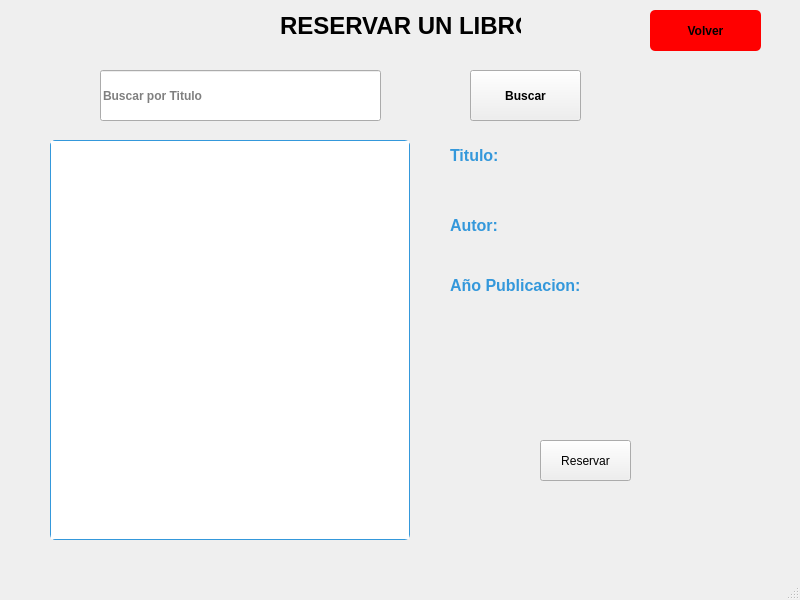
Before: the Qt Designer form plantillas/paginaReservar.ui in c4rlos-m/proyecto, drawn with Qt 5.
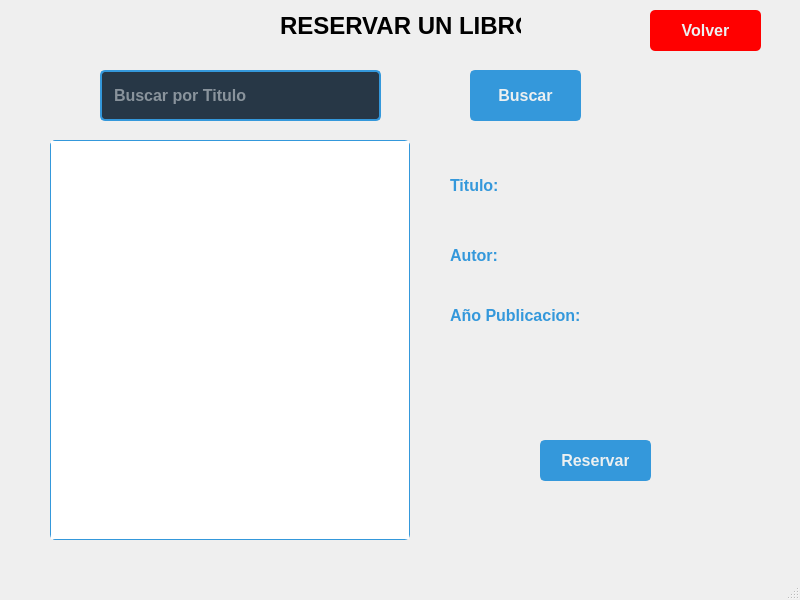
After: the same form once the commit is applied.

The edit to the form file:
```diff
--- a/plantillas/paginaReservar.ui
+++ b/plantillas/paginaReservar.ui
@@ -13,6 +13,29 @@
   <property name="windowTitle">
    <string>MainWindow</string>
   </property>
+  <property name="styleSheet">
+   <string notr="true">/* Estilos para QLineEdit */
+QLineEdit {
+    background-color: #273746; /* Fondo azul oscuro */
+    color: #ECF0F1; /* Texto blanco */
+    border: 2px solid #3498DB; /* Borde azul */
+    border-radius: 5px;
+    padding: 10px;
+    font-size: 16px; /* Tamaño de letra */
+    text-align: center; /* Texto centrado */
+}
+
+/* Estilos para QPushButton */
+QPushButton {
+    background-color: #3498DB; /* Fondo azul */
+    color: #ECF0F1; /* Texto blanco */
+    border: 2px solid #3498DB; /* Borde azul */
+    border-radius: 5px;
+    padding: 10px 20px; /* Ajuste del padding */
+    font-size: 16px; /* Tamaño de letra */
+    text-align: center; /* Texto centrado */
+}</string>
+  </property>
   <widget class="QWidget" name="centralwidget">
    <widget class="QPushButton" name="logoutButton">
     <property name="geometry">
@@ -25,6 +48,7 @@
     </property>
     <property name="font">
      <font>
+      <pointsize>-1</pointsize>
       <bold>true</bold>
       <underline>false</underline>
       <strikeout>false</strikeout>
@@ -44,7 +68,7 @@
     <property name="geometry">
      <rect>
       <x>450</x>
-      <y>270</y>
+      <y>300</y>
       <width>221</width>
       <height>31</height>
      </rect>
@@ -69,7 +93,7 @@
     <property name="geometry">
      <rect>
       <x>450</x>
-      <y>240</y>
+      <y>270</y>
       <width>181</width>
       <height>31</height>
      </rect>
@@ -110,7 +134,7 @@
     <property name="geometry">
      <rect>
       <x>450</x>
-      <y>300</y>
+      <y>330</y>
       <width>221</width>
       <height>31</height>
      </rect>
@@ -139,6 +163,7 @@
     </property>
     <property name="font">
      <font>
+      <pointsize>-1</pointsize>
       <bold>true</bold>
      </font>
     </property>
@@ -157,6 +182,7 @@
     </property>
     <property name="font">
      <font>
+      <pointsize>-1</pointsize>
       <bold>true</bold>
      </font>
     </property>
@@ -168,7 +194,7 @@
     <property name="geometry">
      <rect>
       <x>450</x>
-      <y>140</y>
+      <y>170</y>
       <width>51</width>
       <height>31</height>
      </rect>
@@ -193,7 +219,7 @@
     <property name="geometry">
      <rect>
       <x>450</x>
-      <y>210</y>
+      <y>240</y>
       <width>51</width>
       <height>31</height>
      </rect>
@@ -237,7 +263,7 @@
     <property name="geometry">
      <rect>
       <x>450</x>
-      <y>170</y>
+      <y>200</y>
       <width>181</width>
       <height>31</height>
      </rect>
@@ -260,13 +286,14 @@
      <rect>
       <x>450</x>
       <y>370</y>
-      <width>281</width>
+      <width>301</width>
       <height>31</height>
      </rect>
     </property>
     <property name="font">
      <font>
-      <pointsize>20</pointsize>
+      <pointsize>18</pointsize>
+      <bold>true</bold>
      </font>
     </property>
     <property name="styleSheet">
@@ -281,10 +308,16 @@
      <rect>
       <x>540</x>
       <y>440</y>
-      <width>91</width>
+      <width>111</width>
       <height>41</height>
      </rect>
     </property>
+    <property name="font">
+     <font>
+      <pointsize>-1</pointsize>
+      <bold>true</bold>
+     </font>
+    </property>
     <property name="text">
      <string>Reservar</string>
     </property>
```
